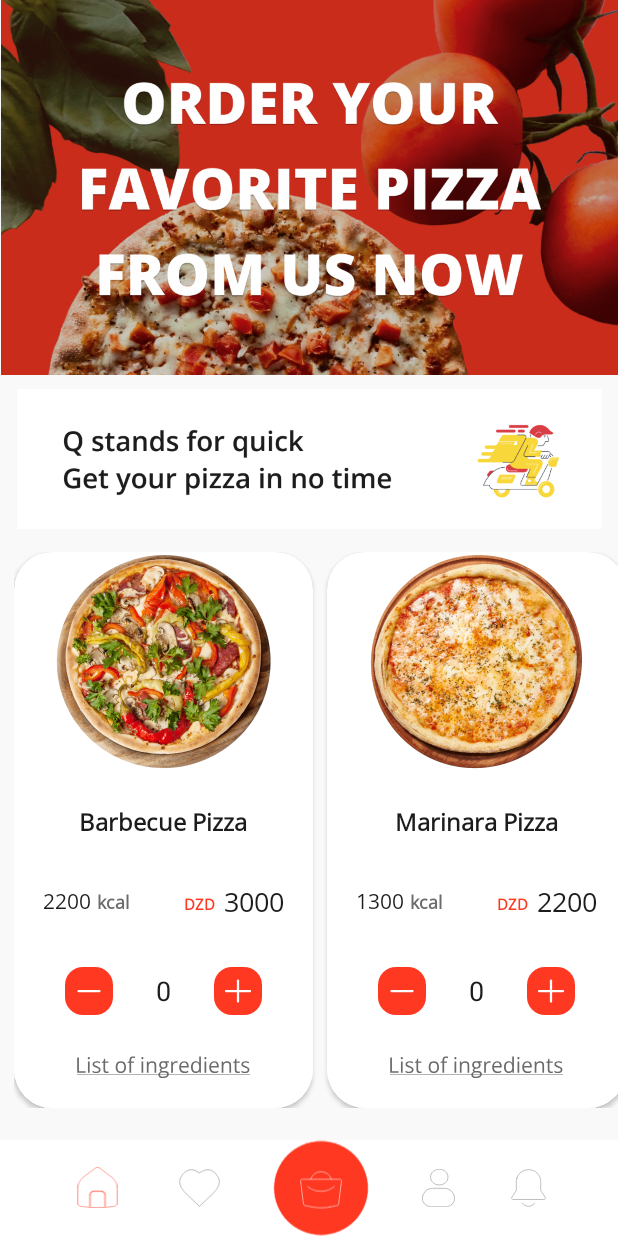
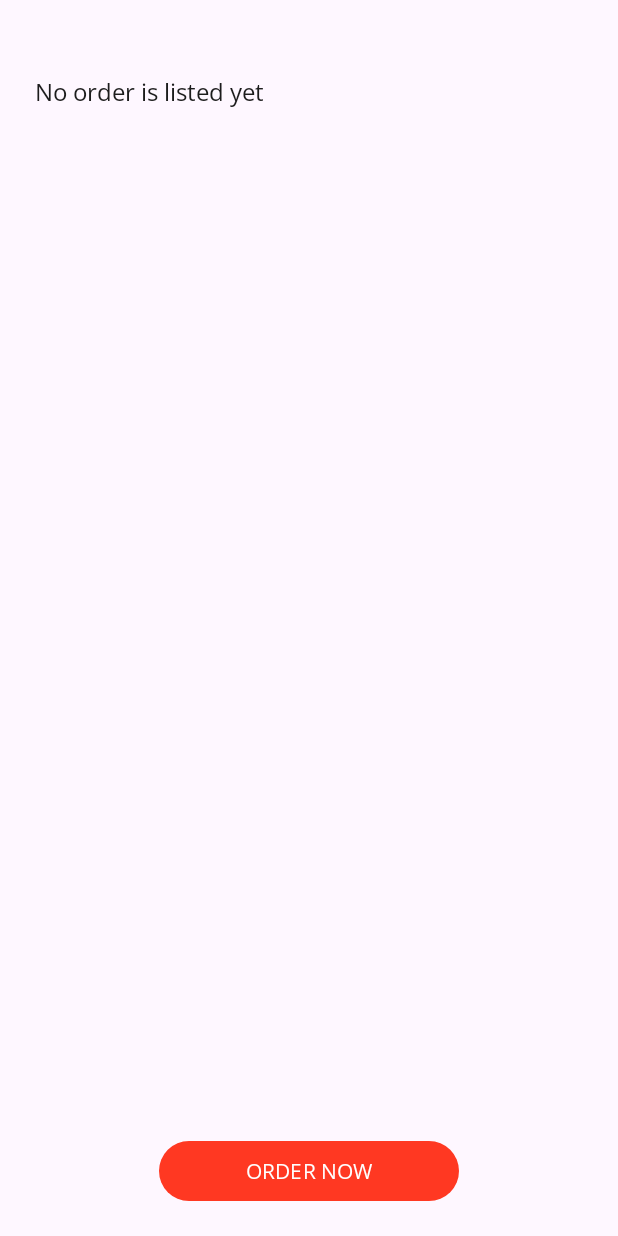
Before and after one commit to harounehadid/android-studio-java-pizza-q, an Android app: the screen it shows after launch (HomeActivity before the commit, OrderActivity after it), after a tap on an icon or button, on a phone screen of 412 x 824 dp. Run offline under Robolectric (Android 15) with nearby library versions, the phone set to English and light mode, and no system bars.

Commit message:
Add the ability to show order, Confirm it and send it through SMS

```diff
--- a/app/src/main/java/com/example/pizzaq/HomeActivity.java
+++ b/app/src/main/java/com/example/pizzaq/HomeActivity.java
@@ -5,6 +5,7 @@ import androidx.appcompat.app.AppCompatActivity;
 import androidx.recyclerview.widget.LinearLayoutManager;
 import androidx.recyclerview.widget.RecyclerView;
 
+import android.content.Intent;
 import android.database.Cursor;
 import android.database.sqlite.SQLiteDatabase;
 import android.os.Bundle;
@@ -17,6 +18,7 @@ import android.widget.ImageView;
 import java.util.ArrayList;
 
 public class HomeActivity extends AppCompatActivity {
+    ArrayList<Pizza> pizzasList;
 
     @Override
     protected void onCreate(Bundle savedInstanceState) {
@@ -27,8 +29,10 @@ public class HomeActivity extends AppCompatActivity {
         setContentView(R.layout.activity_home);
 
         // Display pizza cards
+        pizzasList = this.connectAndRetrieveData();
+
         RecyclerView recyclerView = findViewById(R.id.recycleView);
-        MyAdapter adapter = new MyAdapter(this.connectAndRetrieveData(), this);
+        MyAdapter adapter = new MyAdapter(pizzasList, this);
         recyclerView.setAdapter(adapter);
         LinearLayoutManager layoutManager = new LinearLayoutManager(this, LinearLayoutManager.HORIZONTAL, false);
         recyclerView.setLayoutManager(layoutManager);
@@ -37,13 +41,25 @@ public class HomeActivity extends AppCompatActivity {
         findViewById(R.id.cartBtn).setOnClickListener(new View.OnClickListener() {
             @Override
             public void onClick(View view) {
-                Log.d("some", "go to next activity");
+                displayOrderPage();
             }
         });
     }
 
-    public void cardClick(View v) {
-        Log.d("some", "last activity");
+    private void displayOrderPage() {
+        String orderList = "";
+        int index = 1;
+
+        for (Pizza pizza : pizzasList) {
+            if (pizza.getAmount() > 0) {
+                orderList += Integer.toString(index) + ") " + pizza.getName() + " X " + Integer.toString(pizza.getAmount()) + "\n";
+                index++;
+            }
+        }
+
+        Intent intent = new Intent(HomeActivity.this, OrderActivity.class);
+        intent.putExtra("order", orderList);
+        startActivity(intent);
     }
 
     private void hideUnwantedGUI() {
--- /dev/null
+++ b/app/src/main/java/com/example/pizzaq/OrderActivity.java
@@ -0,0 +1,102 @@
+package com.example.pizzaq;
+
+import androidx.annotation.NonNull;
+import androidx.appcompat.app.ActionBar;
+import androidx.appcompat.app.AppCompatActivity;
+import androidx.core.app.ActivityCompat;
+import androidx.core.content.ContextCompat;
+
+import android.Manifest;
+import android.content.Context;
+import android.content.Intent;
+import android.content.pm.PackageManager;
+import android.os.Bundle;
+import android.telephony.SmsManager;
+import android.util.Log;
+import android.view.View;
+import android.view.WindowManager;
+import android.widget.TextView;
+import android.widget.Toast;
+
+import com.example.pizzaq.ignore.Personal;
+
+import java.util.ArrayList;
+
+public class OrderActivity extends AppCompatActivity {
+    private static final int REQUEST_CODE_SEND_SMS = 01010011;
+    private String order;
+
+    @Override
+    protected void onCreate(Bundle savedInstanceState) {
+        super.onCreate(savedInstanceState);
+        setContentView(R.layout.activity_order);
+        this.hideUnwantedGUI();
+
+        order = getIntent().getStringExtra("order");
+
+        TextView orderListView = findViewById(R.id.orderListView);
+        if (order.length() > 0) orderListView.setText(order);
+
+        Context context = this;
+
+        findViewById(R.id.orderBtn).setOnClickListener(new View.OnClickListener() {
+            @Override
+            public void onClick(View view) {
+                checkPermissionAndSendMessage(context);
+
+                Log.d("some", "Message sent");
+
+                Intent intent = new Intent(OrderActivity.this, ValidationActivity.class);
+                startActivity(intent);
+            }
+        });
+    }
+
+    private void checkPermissionAndSendMessage(Context context) {
+        if (ContextCompat.checkSelfPermission(context, Manifest.permission.SEND_SMS)
+                != PackageManager.PERMISSION_GRANTED) {
+            ActivityCompat.requestPermissions(this, new String[]{Manifest.permission.SEND_SMS}, REQUEST_CODE_SEND_SMS);
+        }
+        else {
+            sendSms();
+        }
+    }
+
+    private void sendSms() {
+        try {
+            SmsManager.getDefault().sendTextMessage(
+                    Personal.PERSONAL_NUM,
+                    null,
+                    order,
+                    null,
+                    null
+            );
+
+            Toast.makeText(this, "Your order is sent successfully!", Toast.LENGTH_SHORT).show();
+
+        } catch (Exception e) {
+            Toast.makeText(this, "Order failed to send.", Toast.LENGTH_SHORT).show();
+        }
+    }
+
+    @Override
+    public void onRequestPermissionsResult(int requestCode, @NonNull String[] permissions, @NonNull int[] grantResults) {
+        super.onRequestPermissionsResult(requestCode, permissions, grantResults);
+
+        if (requestCode == REQUEST_CODE_SEND_SMS) {
+            if (grantResults.length > 0 && grantResults[0] == PackageManager.PERMISSION_GRANTED) {
+                sendSms();
+            }
+            else {
+                Toast.makeText(this, "Permission denied to send SMS", Toast.LENGTH_SHORT).show();
+            }
+        }
+    }
+
+    private void hideUnwantedGUI() {
+        this.getWindow().setFlags(WindowManager.LayoutParams.FLAG_FULLSCREEN, WindowManager.LayoutParams.FLAG_FULLSCREEN);
+
+        ActionBar actionBar = getSupportActionBar();
+        if (actionBar != null) actionBar.hide();
+    }
+}
--- /dev/null
+++ b/app/src/main/res/layout/activity_order.xml
@@ -0,0 +1,34 @@
+<?xml version="1.0" encoding="utf-8"?>
+<androidx.constraintlayout.widget.ConstraintLayout xmlns:android="http://schemas.android.com/apk/res/android"
+    xmlns:app="http://schemas.android.com/apk/res-auto"
+    xmlns:tools="http://schemas.android.com/tools"
+    android:layout_width="match_parent"
+    android:layout_height="match_parent"
+    tools:context=".OrderActivity">
+
+    <Button
+        android:id="@+id/orderBtn"
+        android:layout_width="200dp"
+        android:layout_height="wrap_content"
+        android:layout_marginBottom="19dp"
+        android:fontFamily="@font/open_sans"
+        android:text="ORDER NOW"
+        app:layout_constraintBottom_toBottomOf="parent"
+        app:layout_constraintEnd_toEndOf="parent"
+        app:layout_constraintStart_toStartOf="parent" />
+
+    <TextView
+        android:id="@+id/orderListView"
+        android:layout_width="366dp"
+        android:layout_height="wrap_content"
+        android:layout_marginTop="50dp"
+        android:fontFamily="@font/open_sans"
+        android:text="No order is listed yet"
+        android:textColor="#1C1C1C"
+        android:textSize="16sp"
+        app:layout_constraintEnd_toEndOf="parent"
+        app:layout_constraintStart_toStartOf="parent"
+        app:layout_constraintTop_toTopOf="parent"
+        app:lineHeight="20dp" />
+
+</androidx.constraintlayout.widget.ConstraintLayout>
```
Also changed, not shown: app/src/main/AndroidManifest.xml (+11 -0 lines), app/src/main/java/com/example/pizzaq/ValidationActivity.java (added, +24 -0 lines), app/src/main/res/layout/activity_validation.xml (added, +34 -0 lines), 1 other file.
